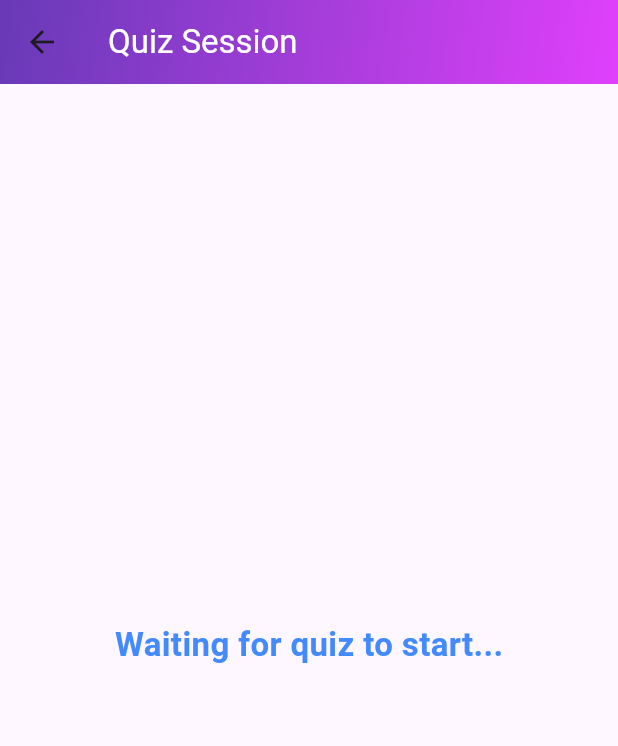
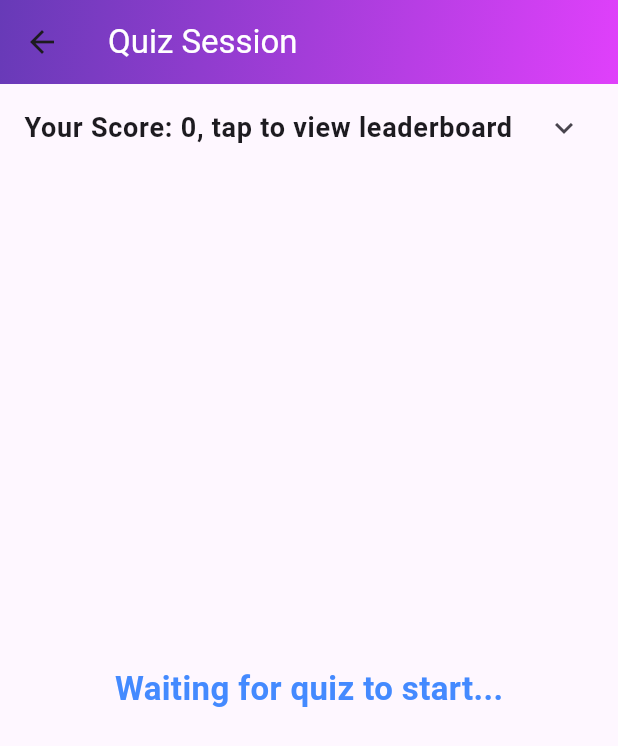
Before and after one commit to quango2304/realtime_quiz_system, a Flutter app: the QuizSessionScreen screen opened directly with empty values, on a phone screen of 412 x 824 dp. Shown: the top 746 px of the screen. Run offline on Flutter 3.47's test engine with Material 3 defaults, Android fonts, the phone set to English and light mode, and no system bars; our stand-ins replace bloc, equatable, flutter_bloc, get_it, injectable; missing offline and left inert: signalr_netcore.

Commit message:
show realtime score when user answering the question

```diff
--- a/QuizApp/lib/application/cubits/quiz_session_cubit/quiz_session_cubit.dart
+++ b/QuizApp/lib/application/cubits/quiz_session_cubit/quiz_session_cubit.dart
@@ -21,20 +21,24 @@ class QuizSessionCubit extends Cubit<QuizSessionState> {
     await _quizHubService.startConnection();
     _quizHubService.onReceiveQuestion((question) {
       if (question != null) {
-        emit(QuizSessionQuestionReceived(question, playerList: state.playerList));
+        emit(QuizSessionQuestionReceived(question, playerList: state.playerList, leaderboard: state.leaderboard));
       }
     });
 
     _quizHubService.onReceiveResults((results) {
-      emit(QuizSessionResultsReceived(results, playerList: state.playerList));
+      emit(QuizSessionResultsReceived(results, playerList: state.playerList, leaderboard: state.leaderboard));
     });
 
     _quizHubService.onUpdatePlayerList((playerList) {
-      emit(state.copyWith(playerList: playerList));
+      emit(state.copyWith(playerList: playerList, leaderboard: state.leaderboard));
     });
 
     _quizHubService.onQuizEnded((results) {
-      emit(QuizSessionEnded(results, playerList: state.playerList));
+      emit(QuizSessionEnded(results, playerList: state.playerList, leaderboard: state.leaderboard));
+    });
+
+    _quizHubService.onReceiveLeaderboard((leaderBoard) {
+      emit(state.copyWith(playerList: state.playerList, leaderboard: leaderBoard));
     });
 
     await _quizHubService.joinQuiz(quizId, userName);
--- a/QuizApp/lib/application/cubits/quiz_session_cubit/quiz_session_state.dart
+++ b/QuizApp/lib/application/cubits/quiz_session_cubit/quiz_session_state.dart
@@ -2,79 +2,128 @@ part of 'quiz_session_cubit.dart';
 
 abstract class QuizSessionState extends Equatable {
   final List<String> playerList;
+  final List<LeaderboardResponse> leaderboard;
 
-  const QuizSessionState({this.playerList = const []});
+  const QuizSessionState({
+    this.playerList = const [],
+    this.leaderboard = const [],
+  });
 
-  QuizSessionState copyWith({List<String>? playerList});
+  QuizSessionState copyWith({
+    List<String>? playerList,
+    List<LeaderboardResponse>? leaderboard,
+  });
+
   @override
-  List<Object> get props => [playerList];
+  List<Object> get props => [playerList, leaderboard];
 }
 
 class QuizSessionInitial extends QuizSessionState {
-  const QuizSessionInitial({super.playerList});
+  const QuizSessionInitial({super.playerList, List<LeaderboardResponse>? leaderboard})
+      : super(leaderboard: leaderboard ?? const []);
 
   @override
-  QuizSessionInitial copyWith({List<String>? playerList}) {
-    return QuizSessionInitial(playerList: playerList ?? this.playerList);
+  QuizSessionInitial copyWith({
+    List<String>? playerList,
+    List<LeaderboardResponse>? leaderboard,
+  }) {
+    return QuizSessionInitial(
+      playerList: playerList ?? this.playerList,
+      leaderboard: leaderboard ?? this.leaderboard,
+    );
   }
 }
 
 class QuizSessionLoading extends QuizSessionState {
-  const QuizSessionLoading({super.playerList});
+  const QuizSessionLoading({super.playerList, List<LeaderboardResponse>? leaderboard})
+      : super(leaderboard: leaderboard ?? const []);
 
   @override
-  QuizSessionLoading copyWith({List<String>? playerList}) {
-    return QuizSessionLoading(playerList: playerList ?? this.playerList);
+  QuizSessionLoading copyWith({
+    List<String>? playerList,
+    List<LeaderboardResponse>? leaderboard,
+  }) {
+    return QuizSessionLoading(
+      playerList: playerList ?? this.playerList,
+      leaderboard: leaderboard ?? this.leaderboard,
+    );
   }
 }
 
 class QuizSessionQuestionReceived extends QuizSessionState {
   final QuestionResponse question;
 
-  const QuizSessionQuestionReceived(this.question, {super.playerList});
+  const QuizSessionQuestionReceived(
+      this.question, {
+        super.playerList,
+        List<LeaderboardResponse>? leaderboard,
+      }) : super(leaderboard: leaderboard ?? const []);
 
   @override
-  QuizSessionQuestionReceived copyWith({QuestionResponse? question, List<String>? playerList}) {
+  QuizSessionQuestionReceived copyWith({
+    QuestionResponse? question,
+    List<String>? playerList,
+    List<LeaderboardResponse>? leaderboard,
+  }) {
     return QuizSessionQuestionReceived(
       question ?? this.question,
       playerList: playerList ?? this.playerList,
+      leaderboard: leaderboard ?? this.leaderboard,
     );
   }
 
   @override
-  List<Object> get props => [question, playerList];
+  List<Object> get props => [question, ...super.props];
 }
 
 class QuizSessionResultsReceived extends QuizSessionState {
   final ResultsResponse results;
 
-  const QuizSessionResultsReceived(this.results, {super.playerList});
+  const QuizSessionResultsReceived(
+      this.results, {
+        super.playerList,
+        List<LeaderboardResponse>? leaderboard,
+      }) : super(leaderboard: leaderboard ?? const []);
 
   @override
-  QuizSessionResultsReceived copyWith({ResultsResponse? results, List<String>? playerList}) {
+  QuizSessionResultsReceived copyWith({
+    ResultsResponse? results,
+    List<String>? playerList,
+    List<LeaderboardResponse>? leaderboard,
+  }) {
     return QuizSessionResultsReceived(
       results ?? this.results,
       playerList: playerList ?? this.playerList,
+      leaderboard: leaderboard ?? this.leaderboard,
     );
   }
 
   @override
-  List<Object> get props => [results, playerList];
+  List<Object> get props => [results, ...super.props];
 }
 
 class QuizSessionEnded extends QuizSessionState {
   final List<LeaderboardResponse> results;
 
-  const QuizSessionEnded(this.results, {super.playerList});
+  const QuizSessionEnded(
+      this.results, {
+        super.playerList,
+        List<LeaderboardResponse>? leaderboard,
+      }) : super(leaderboard: leaderboard ?? const []);
 
   @override
-  QuizSessionEnded copyWith({List<LeaderboardResponse>? results, List<String>? playerList}) {
+  QuizSessionEnded copyWith({
+    List<LeaderboardResponse>? results,
+    List<String>? playerList,
+    List<LeaderboardResponse>? leaderboard,
+  }) {
     return QuizSessionEnded(
       results ?? this.results,
       playerList: playerList ?? this.playerList,
+      leaderboard: leaderboard ?? this.leaderboard,
     );
   }
 
   @override
-  List<Object> get props => [results, playerList];
+  List<Object> get props => [results, ...super.props];
 }
--- a/QuizApp/lib/main.dart
+++ b/QuizApp/lib/main.dart
@@ -14,7 +14,6 @@ class MyApp extends StatelessWidget {
   @override
   Widget build(BuildContext context) {
     return MaterialApp(
-      title: 'Flutter Demo',
       theme: ThemeData(
         colorScheme: ColorScheme.fromSeed(seedColor: Colors.deepPurple),
         useMaterial3: true,
--- a/QuizApp/lib/presentation/pages/quiz_session_screens/quiz_session_screen.dart
+++ b/QuizApp/lib/presentation/pages/quiz_session_screens/quiz_session_screen.dart
@@ -2,10 +2,12 @@ import 'package:flutter/material.dart';
 import 'package:flutter_bloc/flutter_bloc.dart';
 import 'package:quizz_app/application/cubits/quiz_session_cubit/quiz_session_cubit.dart';
 import 'package:quizz_app/application/cubits/user_cubit/user_cubit.dart';
+import 'package:quizz_app/domain/models/result_response.dart';
 import 'package:quizz_app/presentation/pages/quiz_session_screens/question_screen.dart';
 import 'package:quizz_app/presentation/pages/quiz_session_screens/question_result_screen.dart';
 import 'package:quizz_app/injectable_config.dart';
 import 'package:quizz_app/presentation/pages/quiz_session_screens/quiz_end_screen.dart';
+import 'package:quizz_app/presentation/pages/quiz_session_screens/waiting_screen.dart';
 
 class QuizSessionScreen extends StatefulWidget {
   final int quizId;
@@ -53,78 +55,33 @@ class _QuizSessionScreenState extends State<QuizSessionScreen> {
             ),
             body: BlocBuilder<QuizSessionCubit, QuizSessionState>(
               builder: (context, state) {
+                Widget stateWidget = const SizedBox();
+                Widget leaderBoardWidget = buildLeaderBoard(state);
                 if (state is QuizSessionQuestionReceived) {
-                  return QuestionScreen(
+                  stateWidget = QuestionScreen(
                     question: state.question,
                     submitAnswer: _submitAnswer,
                   );
                 } else if (state is QuizSessionResultsReceived) {
-                  return QuestionResultScreen(
+                  stateWidget = QuestionResultScreen(
                     results: state.results,
                     selectedOptionIds: selectedOptionIds,
                   );
                 } else if (state is QuizSessionEnded) {
-                  return QuizEndScreen(results: state.results);
+                  leaderBoardWidget = const SizedBox();
+                  stateWidget = QuizEndScreen(results: state.results);
                 } else {
-                  return Center(
-                      child: Column(
-                    mainAxisAlignment: MainAxisAlignment.center,
-                    children: [
-                      const Text(
-                        'Waiting for quiz to start...',
-                        style: TextStyle(
-                            fontSize: 22,
-                            fontWeight: FontWeight.bold,
-                            color: Colors.blueAccent),
-                      ),
-                      const SizedBox(height: 20),
-                      if (state.playerList.isNotEmpty) ...[
-                        const Text(
-                          'Players joined:',
-                          style: TextStyle(
-                              fontSize: 20,
-                              fontWeight: FontWeight.bold,
-                              color: Colors.black54),
-                        ),
-                        const SizedBox(height: 10),
-                        ...state.playerList.map((player) => Card(
-                              margin: const EdgeInsets.symmetric(
-                                  vertical: 8, horizontal: 16),
-                              elevation: 4,
-                              shape: RoundedRectangleBorder(
-                                borderRadius: BorderRadius.circular(10),
-                              ),
-                              color: Colors.white,
-                              child: Padding(
-                                padding: const EdgeInsets.all(15.0),
-                                child: Row(
-                                  mainAxisAlignment:
-                                      MainAxisAlignment.spaceBetween,
-                                  children: [
-                                    Row(
-                                      children: [
-                                        const Icon(Icons.person,
-                                            color: Colors.blueAccent),
-                                        const SizedBox(width: 10),
-                                        Text(
-                                          player,
-                                          style: const TextStyle(
-                                              fontSize: 18,
-                                              fontWeight: FontWeight.w500),
-                                        ),
-                                      ],
-                                    ),
-                                    const Icon(Icons.check_circle,
-                                        color: Colors.green),
-                                    // Optional: Indicates the player is active
-                                  ],
-                                ),
-                              ),
-                            )),
-                      ],
-                    ],
-                  ));
+                  stateWidget = WaitingScreen(playerList: state.playerList);
                 }
+
+                return Column(
+                  children: [
+                    leaderBoardWidget,
+                    Expanded(
+                      child: stateWidget,
+                    ),
+                  ],
+                );
               },
             ),
           );
@@ -132,4 +89,43 @@ class _QuizSessionScreenState extends State<QuizSessionScreen> {
       ),
     );
   }
+
+  ExpansionTile buildLeaderBoard(QuizSessionState state) {
+    final userName = getIt<UserCubit>().getCurrentUserName();
+    final currentUserScore = state.leaderboard
+        .firstWhere(
+          (leaderboard) => leaderboard.userName == userName,
+          orElse: () => LeaderboardResponse(userName: userName, totalPoints: 0),
+        )
+        .totalPoints;
+    var leaderBoardWidget = ExpansionTile(
+      title: Text(
+        'Your Score: $currentUserScore, tap to view leaderboard',
+        style: const TextStyle(fontWeight: FontWeight.bold, fontSize: 18),
+      ),
+      children: state.leaderboard.asMap().entries.map((entry) {
+        int index = entry.key;
+        var leaderboard = entry.value;
+
+        return ListTile(
+          contentPadding:
+              const EdgeInsets.symmetric(horizontal: 16.0, vertical: 8.0),
+          leading: CircleAvatar(
+            backgroundColor: Colors.blueAccent,
+            foregroundColor: Colors.white,
+            child: Text('${index + 1}'),
+          ),
+          title: Text(
+            leaderboard.userName ?? 'Unknown',
+            style: const TextStyle(fontWeight: FontWeight.w600),
+          ),
+          trailing: Text(
+            '${leaderboard.totalPoints ?? 0} points',
+            style: const TextStyle(color: Colors.green),
+          ),
+        );
+      }).toList(),
+    );
+    return leaderBoardWidget;
+  }
 }
--- /dev/null
+++ b/QuizApp/lib/presentation/pages/quiz_session_screens/waiting_screen.dart
@@ -0,0 +1,70 @@
+import 'package:flutter/material.dart';
+
+class WaitingScreen extends StatelessWidget {
+  final List<String> playerList;
+  const WaitingScreen({
+    super.key, required this.playerList,
+  });
+
+  @override
+  Widget build(BuildContext context) {
+    return Center(
+        child: Column(
+          mainAxisAlignment: MainAxisAlignment.center,
+          children: [
+            const Text(
+              'Waiting for quiz to start...',
+              style: TextStyle(
+                  fontSize: 22,
+                  fontWeight: FontWeight.bold,
+                  color: Colors.blueAccent),
+            ),
+            const SizedBox(height: 20),
+            if (playerList.isNotEmpty) ...[
+              const Text(
+                'Players joined:',
+                style: TextStyle(
+                    fontSize: 20,
+                    fontWeight: FontWeight.bold,
+                    color: Colors.black54),
+              ),
+              const SizedBox(height: 10),
+              ...playerList.map((player) => Card(
+                margin: const EdgeInsets.symmetric(
+                    vertical: 8, horizontal: 16),
+                elevation: 4,
+                shape: RoundedRectangleBorder(
+                  borderRadius: BorderRadius.circular(10),
+                ),
+                color: Colors.white,
+                child: Padding(
+                  padding: const EdgeInsets.all(15.0),
+                  child: Row(
+                    mainAxisAlignment:
+                    MainAxisAlignment.spaceBetween,
+                    children: [
+                      Row(
+                        children: [
+                          const Icon(Icons.person,
+                              color: Colors.blueAccent),
+                          const SizedBox(width: 10),
+                          Text(
+                            player,
+                            style: const TextStyle(
+                                fontSize: 18,
+                                fontWeight: FontWeight.w500),
+                          ),
+                        ],
+                      ),
+                      const Icon(Icons.check_circle,
+                          color: Colors.green),
+                      // Optional: Indicates the player is active
+                    ],
+                  ),
+                ),
+              )),
+            ],
+          ],
+        ));
+  }
+}
```
Also changed, not shown: QuizApp/lib/infrastructure/services/quiz_session_service.dart (+9 -0 lines), QuizApp/lib/presentation/pages/quiz_session_screens/question_result_screen.dart (+0 -20 lines), diagrams/component.png, diagrams/sequence.png, 3 other files.
